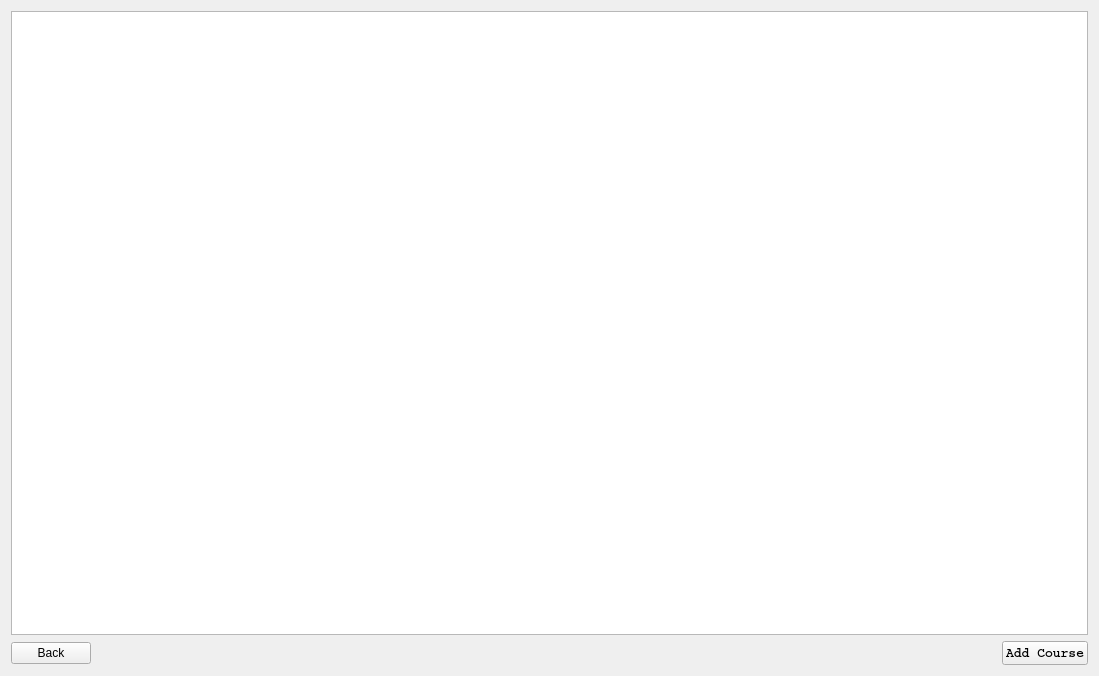
casalete/ErasmusIo, file widget.ui: the form before one commit.
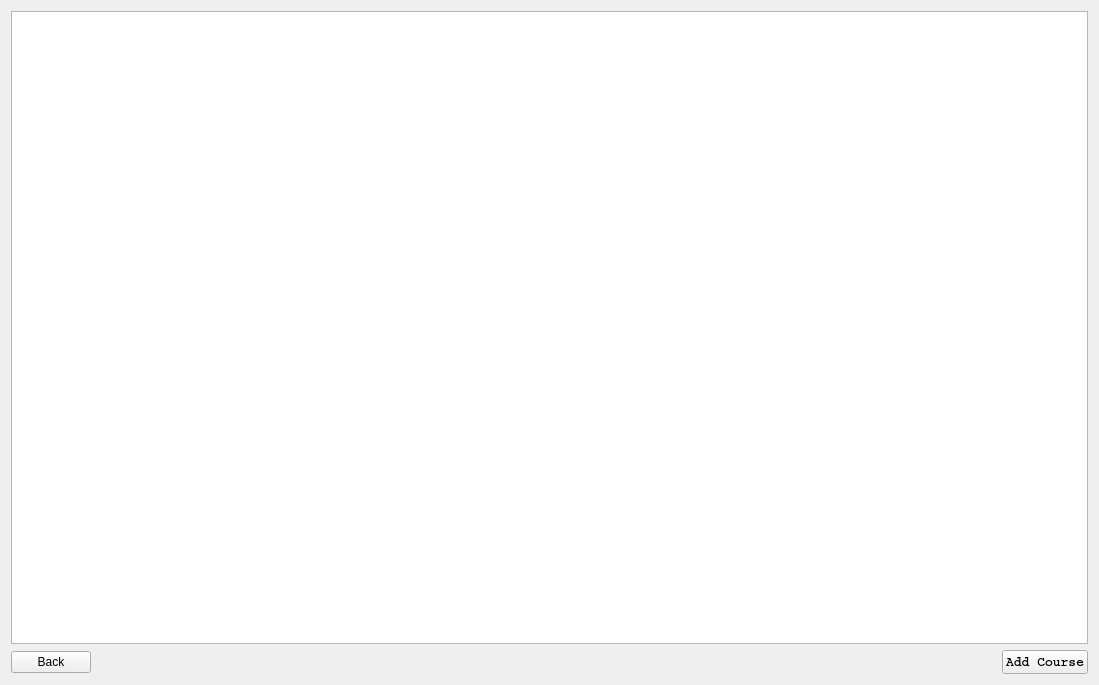
The form after the commit. Icons and pictures are not drawn.

Patch:
```diff
--- a/widget.ui
+++ b/widget.ui
@@ -7,7 +7,7 @@
     <x>0</x>
     <y>0</y>
     <width>1099</width>
-    <height>676</height>
+    <height>685</height>
    </rect>
   </property>
   <property name="windowTitle">
```
